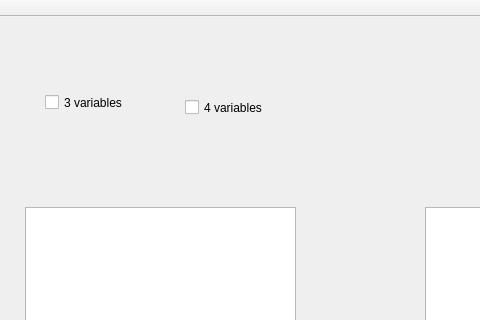
Qt form mainwindow.ui (Funix565/KDN4_karno) before a commit; both pictures show x 155 to 635 and y 0 to 320 of the 1084 by 608 pixel window.
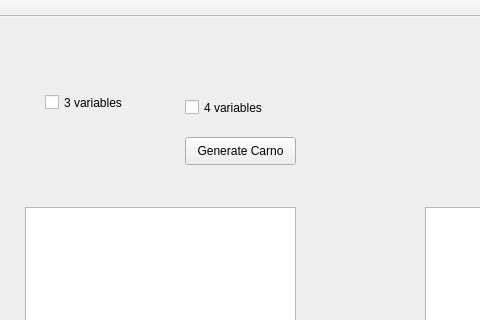
The same form after that commit.

```diff
--- a/mainwindow.ui
+++ b/mainwindow.ui
@@ -73,6 +73,19 @@
      </rect>
     </property>
    </widget>
+   <widget class="QPushButton" name="pushButton_map_carno">
+    <property name="geometry">
+     <rect>
+      <x>340</x>
+      <y>120</y>
+      <width>111</width>
+      <height>28</height>
+     </rect>
+    </property>
+    <property name="text">
+     <string>Generate Carno</string>
+    </property>
+   </widget>
   </widget>
   <widget class="QMenuBar" name="menuBar">
    <property name="geometry">
```
